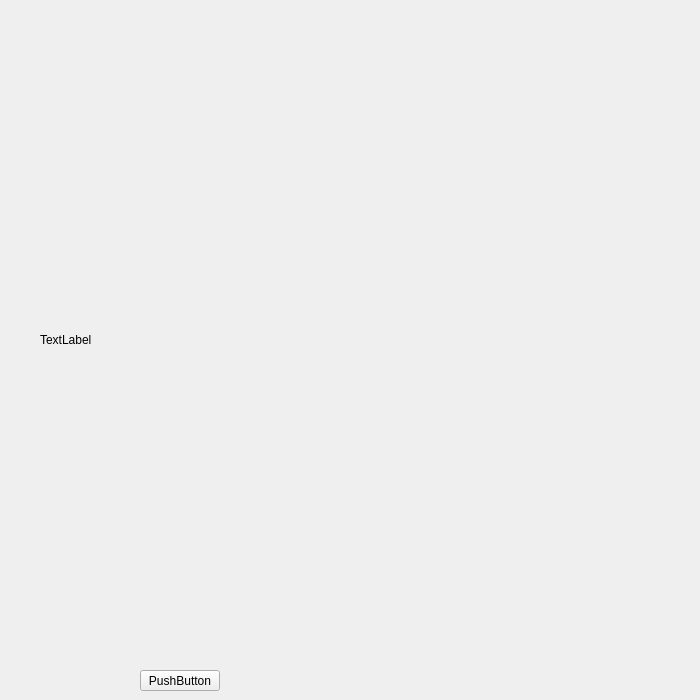
First picture: the form in mainwindow.ui, repository saulgold/OPENCVTEST, before the edit.
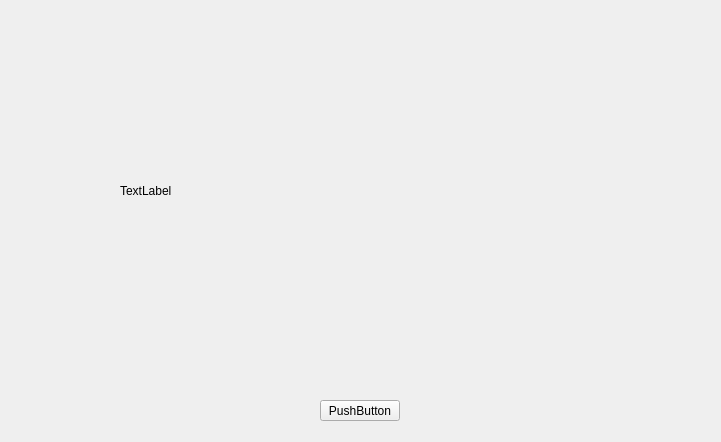
Second picture: the form after the edit.

Diff of the .ui file:
```diff
--- a/mainwindow.ui
+++ b/mainwindow.ui
@@ -6,8 +6,8 @@
    <rect>
     <x>0</x>
     <y>0</y>
-    <width>700</width>
-    <height>700</height>
+    <width>721</width>
+    <height>442</height>
    </rect>
   </property>
   <property name="windowTitle">
@@ -17,8 +17,8 @@
    <widget class="QPushButton" name="pushButton">
     <property name="geometry">
      <rect>
-      <x>140</x>
-      <y>670</y>
+      <x>320</x>
+      <y>400</y>
       <width>80</width>
       <height>21</height>
      </rect>
@@ -30,10 +30,10 @@
    <widget class="QLabel" name="label">
     <property name="geometry">
      <rect>
-      <x>40</x>
-      <y>20</y>
-      <width>640</width>
-      <height>640</height>
+      <x>120</x>
+      <y>60</y>
+      <width>471</width>
+      <height>261</height>
      </rect>
     </property>
     <property name="text">
```
